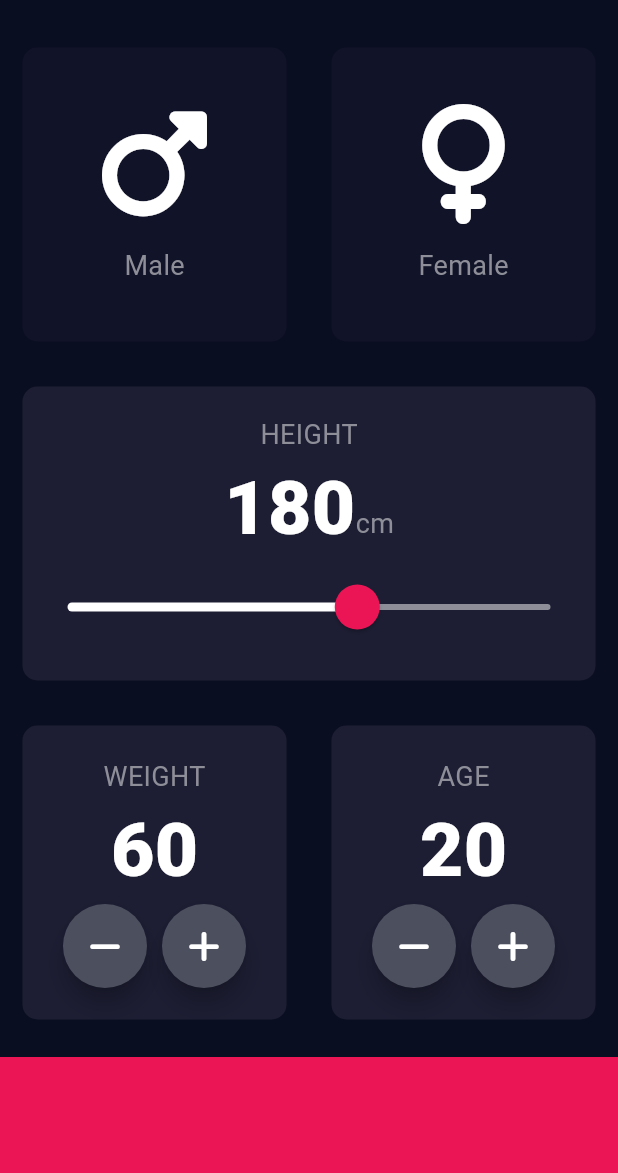
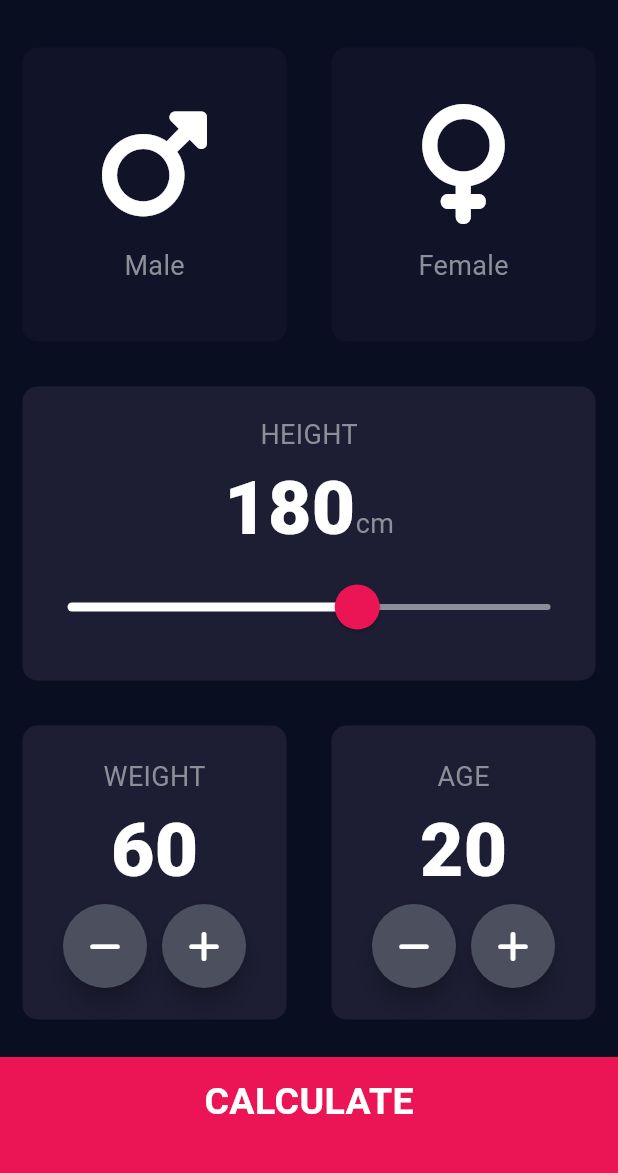
Before and after one commit to kimono-k/bmi_calculator, a Flutter app: the screen it shows after launch, on a phone screen of 412 x 824 dp, the part 59-1232 px from its top. Run offline on Flutter 3.47's test engine with Material 3 defaults, Android fonts, the phone set to English and light mode, and no system bars; our stand-ins replace font_awesome_flutter.

Commit message:
functionality add

```diff
--- /dev/null
+++ b/lib/components/bottom_button.dart
@@ -0,0 +1,31 @@
+import 'package:flutter/material.dart';
+import '../constants.dart';
+
+class BottomButton extends StatelessWidget {
+
+  BottomButton({ required this.onTap, required this.buttonTitle });
+
+  final GestureTapCallback onTap;
+  final String buttonTitle;
+
+  @override
+  Widget build(BuildContext context) {
+    return GestureDetector(
+      // Navigate to other screen
+      onTap: onTap,
+      child: Container(
+        child: Center(
+          child: Text(
+            buttonTitle,
+            style: kLargeButtonTextStyle,
+          ),
+        ),
+        color: kBottomContainerColour,
+        margin: EdgeInsets.only(top: 10.0),
+        padding: EdgeInsets.only(bottom: 20.0),
+        width: double.infinity,
+        height: kBottomContainerHeight,
+      ),
+    );
+  }
+}
--- a/lib/icon_content.dart
+++ b/lib/components/icon_content.dart
@@ -1,5 +1,5 @@
 import 'package:flutter/material.dart';
-import 'constants.dart';
+import '../constants.dart';
 
 class IconContent extends StatelessWidget {
 
--- a/lib/reusable_card.dart
+++ b/lib/components/reusable_card.dart
@@ -5,10 +5,10 @@ class ReusableCard extends StatelessWidget {
   // Fields
   final Color colour;
   final Widget? cardChild;
-  final VoidCallback onPress;
+  final VoidCallback? onPress;
 
   // Constructor
-  ReusableCard({required this.colour, this.cardChild, required this.onPress});
+  ReusableCard({required this.colour, this.cardChild, this.onPress});
 
   @override
   Widget build(BuildContext context) {
--- /dev/null
+++ b/lib/components/round_icon_button.dart
@@ -0,0 +1,25 @@
+import 'package:flutter/material.dart';
+
+class RoundIconButton extends StatelessWidget {
+
+  RoundIconButton({required this.icon, required this.onPressed});
+
+  final IconData? icon;
+  final VoidCallback? onPressed;
+
+  @override
+  Widget build(BuildContext context) {
+    return RawMaterialButton(
+      onPressed: onPressed,
+      child: Icon(icon),
+      elevation: 6.0,
+      disabledElevation: 6.0,
+      constraints: BoxConstraints.tightFor(
+        width: 56.0,
+        height: 56.0,
+      ),
+      shape: CircleBorder(),
+      fillColor: Color(0xFF4C4F5E),
+    );
+  }
+}
--- a/lib/main.dart
+++ b/lib/main.dart
@@ -1,5 +1,5 @@
 import 'package:flutter/material.dart';
-import 'input_page.dart';
+import 'screens/input_page.dart';
 
 void main() => runApp(BMICalculator());
 
--- a/lib/input_page.dart
+++ b/lib/screens/input_page.dart
@@ -1,8 +1,12 @@
+import 'package:bmi_calculator/screens/results_page.dart';
 import 'package:flutter/material.dart';
 import 'package:font_awesome_flutter/font_awesome_flutter.dart';
-import 'icon_content.dart';
-import 'reusable_card.dart';
-import 'constants.dart';
+import '../components/bottom_button.dart';
+import '../components/icon_content.dart';
+import '../components/reusable_card.dart';
+import '../components/round_icon_button.dart';
+import 'package:bmi_calculator/constants.dart';
+import 'package:bmi_calculator/calculator_brain.dart';
 
 enum Gender {
   male,
@@ -226,38 +230,23 @@ class _InputPageState extends State<InputPage> {
                 ],
               )
           ),
-          Container(
-            color: kBottomContainerColour,
-            margin: EdgeInsets.only(top: 10.0),
-            width: double.infinity,
-            height: kBottomContainerHeight,
+          BottomButton(
+            buttonTitle: 'CALCULATE',
+            onTap: () {
+              CalculatorBrain calc = CalculatorBrain(height: height, weight: weight);
+              Navigator.push(context,
+                  MaterialPageRoute(builder: (context) =>
+                      ResultsPage(
+                        bmiResult: calc.calculateBMI(),
+                        resultText: calc.getResult(),
+                        interpretation: calc.getInterpretation(),
+                      ),
+                  ),
+              );
+            },
           )
         ],
       )
     );
   }
 }
-
-class RoundIconButton extends StatelessWidget {
-
-  RoundIconButton({required this.icon, required this.onPressed});
-
-  final IconData? icon;
-  final VoidCallback? onPressed;
-
-  @override
-  Widget build(BuildContext context) {
-    return RawMaterialButton(
-      onPressed: onPressed,
-      child: Icon(icon),
-      elevation: 6.0,
-      disabledElevation: 6.0,
-      constraints: BoxConstraints.tightFor(
-        width: 56.0,
-        height: 56.0,
-      ),
-      shape: CircleBorder(),
-      fillColor: Color(0xFF4C4F5E),
-    );
-  }
-}
```
Also changed, not shown: lib/calculator_brain.dart (added, +38 -0 lines), lib/constants.dart (+25 -0 lines), lib/screens/results_page.dart (added, +72 -0 lines), 1 other file.
